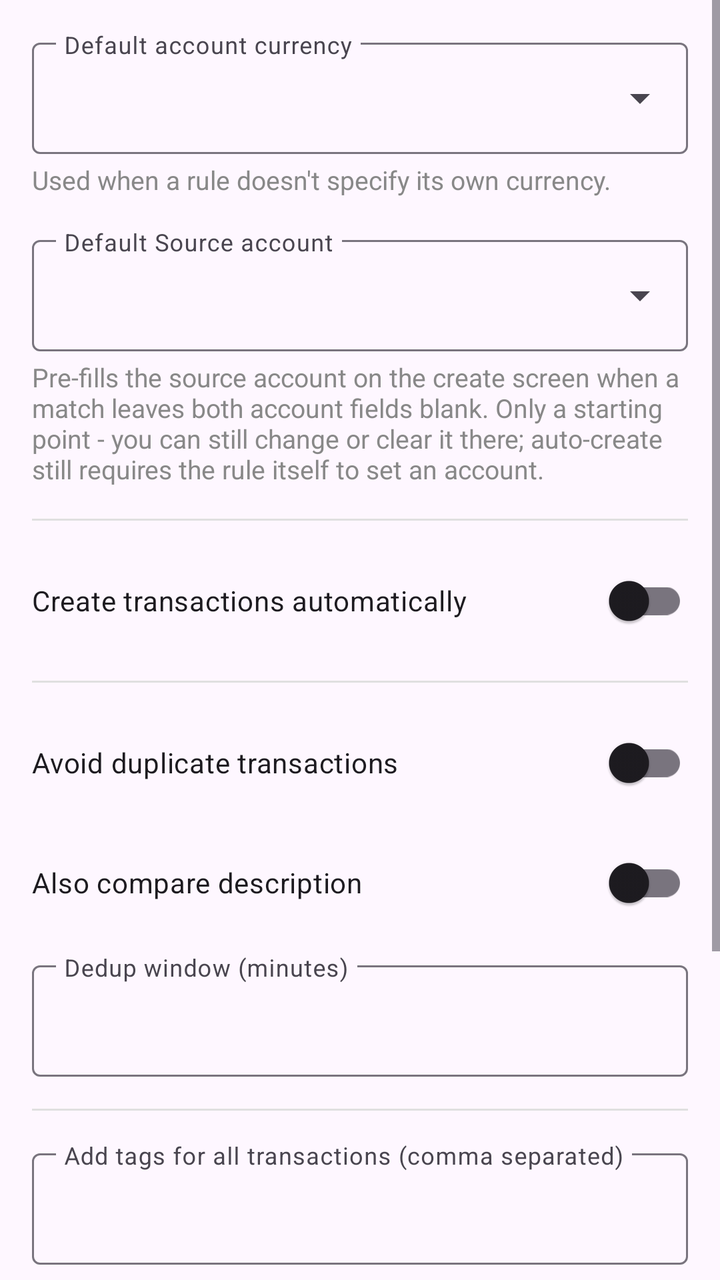
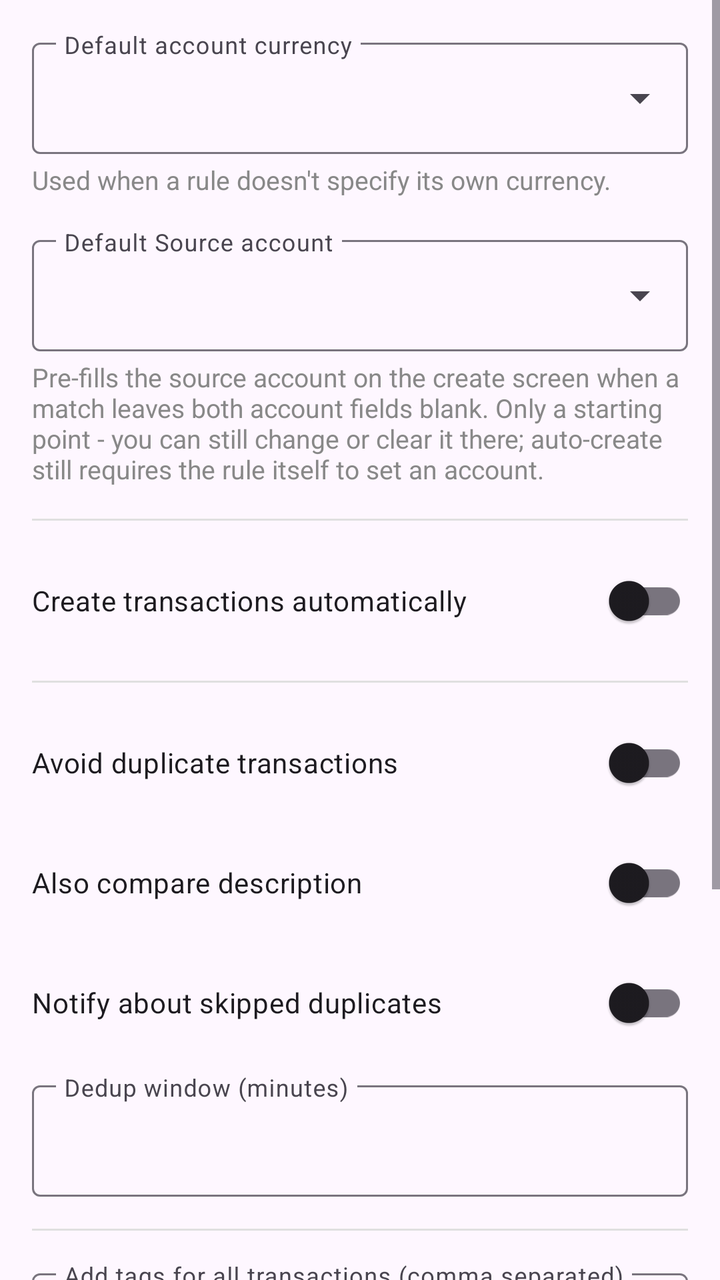

Compare the two renders of this Android layout. The source of the first and the diff that turns it into the second are given below.
<!-- AndroidManifest.xml: application theme Theme.FfNotifyImporter -->
<!-- res/layout/fragment_transaction_creation.xml -->
<?xml version="1.0" encoding="utf-8"?>
<ScrollView xmlns:android="http://schemas.android.com/apk/res/android"
    xmlns:app="http://schemas.android.com/apk/res-auto"
    android:layout_width="match_parent"
    android:layout_height="match_parent">

    <LinearLayout
        android:layout_width="match_parent"
        android:layout_height="wrap_content"
        android:orientation="vertical"
        android:padding="16dp">

        <com.google.android.material.textfield.TextInputLayout
            android:id="@+id/defaultAccountCurrencyLayout"
            android:layout_width="match_parent"
            android:layout_height="wrap_content"
            android:layout_marginBottom="4dp"
            android:hint="@string/firefly_field_default_account_currency"
            app:expandedHintEnabled="false"
            app:endIconMode="custom"
            app:endIconDrawable="@drawable/ic_dropdown"
            app:endIconContentDescription="@string/rule_pick_currency">

            <com.google.android.material.textfield.TextInputEditText
                android:id="@+id/defaultAccountCurrencyInput"
                android:layout_width="match_parent"
                android:layout_height="wrap_content" />

        </com.google.android.material.textfield.TextInputLayout>

        <TextView
            android:layout_width="match_parent"
            android:layout_height="wrap_content"
            android:layout_marginBottom="16dp"
            android:text="@string/firefly_field_default_account_currency_hint"
            android:textColor="#888888"
            android:textSize="13sp" />

        <com.google.android.material.textfield.TextInputLayout
            android:id="@+id/defaultSourceAccountLayout"
            android:layout_width="match_parent"
            android:layout_height="wrap_content"
            android:layout_marginBottom="4dp"
            android:hint="@string/firefly_field_default_source_account"
            app:expandedHintEnabled="false"
            app:endIconMode="custom"
            app:endIconDrawable="@drawable/ic_dropdown"
            app:endIconContentDescription="@string/rule_pick_account">

            <com.google.android.material.textfield.TextInputEditText
                android:id="@+id/defaultSourceAccountInput"
                android:layout_width="match_parent"
                android:layout_height="wrap_content" />

        </com.google.android.material.textfield.TextInputLayout>

        <TextView
            android:layout_width="match_parent"
            android:layout_height="wrap_content"
            android:layout_marginBottom="16dp"
            android:text="@string/firefly_field_default_source_account_hint"
            android:textColor="#888888"
            android:textSize="13sp" />

        <View
            android:layout_width="match_parent"
            android:layout_height="1dp"
            android:layout_marginBottom="16dp"
            android:background="#E0E0E0" />

        <com.google.android.material.switchmaterial.SwitchMaterial
            android:id="@+id/autoCreateSwitch"
            android:layout_width="match_parent"
            android:layout_height="wrap_content"
            android:layout_marginBottom="16dp"
            android:text="@string/firefly_auto_create" />

        <View
            android:layout_width="match_parent"
            android:layout_height="1dp"
            android:layout_marginBottom="16dp"
            android:background="#E0E0E0" />

        <com.google.android.material.switchmaterial.SwitchMaterial
            android:id="@+id/dedupEnabledSwitch"
            android:layout_width="match_parent"
            android:layout_height="wrap_content"
            android:layout_marginBottom="12dp"
            android:text="@string/firefly_dedup_enabled" />

        <com.google.android.material.switchmaterial.SwitchMaterial
            android:id="@+id/dedupIncludeDescriptionSwitch"
            android:layout_width="match_parent"
            android:layout_height="wrap_content"
            android:layout_marginBottom="12dp"
            android:text="@string/firefly_dedup_include_description" />

        <com.google.android.material.textfield.TextInputLayout
            android:id="@+id/dedupWindowLayout"
            android:layout_width="match_parent"
            android:layout_height="wrap_content"
            android:layout_marginBottom="16dp"
            android:hint="@string/firefly_field_dedup_window"
            app:expandedHintEnabled="false">

            <com.google.android.material.textfield.TextInputEditText
                android:id="@+id/dedupWindowInput"
                android:layout_width="match_parent"
                android:layout_height="wrap_content"
                android:inputType="number" />

        </com.google.android.material.textfield.TextInputLayout>

        <View
            android:layout_width="match_parent"
            android:layout_height="1dp"
            android:layout_marginBottom="16dp"
            android:background="#E0E0E0" />

        <com.google.android.material.textfield.TextInputLayout
            android:layout_width="match_parent"
            android:layout_height="wrap_content"
            android:layout_marginBottom="4dp"
            android:hint="@string/firefly_field_all_transactions_tags"
            app:expandedHintEnabled="false">

            <com.google.android.material.textfield.TextInputEditText
                android:id="@+id/allTransactionsTagInput"
                android:layout_width="match_parent"
                android:layout_height="wrap_content" />

        </com.google.android.material.textfield.TextInputLayout>

        <TextView
            android:layout_width="match_parent"
            android:layout_height="wrap_content"
            android:layout_marginBottom="16dp"
            android:text="@string/firefly_field_all_transactions_tags_hint"
            android:textColor="#888888"
            android:textSize="13sp" />

        <com.google.android.material.textfield.TextInputLayout
            android:layout_width="match_parent"
            android:layout_height="wrap_content"
            android:layout_marginBottom="4dp"
            android:hint="@string/firefly_field_approx_tag"
            app:expandedHintEnabled="false">

            <com.google.android.material.textfield.TextInputEditText
                android:id="@+id/approxTagInput"
                android:layout_width="match_parent"
                android:layout_height="wrap_content" />

        </com.google.android.material.textfield.TextInputLayout>

        <TextView
            android:layout_width="match_parent"
            android:layout_height="wrap_content"
            android:layout_marginBottom="16dp"
            android:text="@string/firefly_field_approx_tag_hint"
            android:textColor="#888888"
            android:textSize="13sp" />

    </LinearLayout>

</ScrollView>
<!-- resources referenced by this layout -->
<resources>
  <!-- drawable ic_dropdown (drawable) -->
  <?xml version="1.0" encoding="utf-8"?>
  <vector xmlns:android="http://schemas.android.com/apk/res/android"
      android:width="24dp"
      android:height="24dp"
      android:viewportWidth="24"
      android:viewportHeight="24"
      android:tint="?attr/colorOnSurfaceVariant">
      <path
          android:fillColor="#FF000000"
          android:pathData="M7,10l5,5 5,-5z" />
  </vector>
  <string name="firefly_auto_create">Create transactions automatically</string>
  <string name="firefly_dedup_enabled">Avoid duplicate transactions</string>
  <string name="firefly_dedup_include_description">Also compare description</string>
  <string name="firefly_field_all_transactions_tags">Add tags for all transactions (comma separated)</string>
  <string name="firefly_field_all_transactions_tags_hint">e.g. firefly-importer, bank-import - added to every transaction this app creates, regardless of which rule matched</string>
  <string name="firefly_field_approx_tag">Approximate-conversion tag</string>
  <string name="firefly_field_approx_tag_hint">e.g. fx-approx - for transactions in a currency different from the account\'s own currency, applied when the amount had to be computed from a fetched exchange rate</string>
  <string name="firefly_field_dedup_window">Dedup window (minutes)</string>
  <string name="firefly_field_default_account_currency">Default account currency</string>
  <string name="firefly_field_default_account_currency_hint">Used when a rule doesn\'t specify its own currency.</string>
  <string name="firefly_field_default_source_account">Default Source account</string>
  <string name="firefly_field_default_source_account_hint">Pre-fills the source account on the create screen when a match leaves both account fields blank. Only a starting point - you can still change or clear it there; auto-create still requires the rule itself to set an account.</string>
  <string name="rule_pick_account">Pick account</string>
  <string name="rule_pick_currency">Pick currency</string>
  <style name="Theme.FfNotifyImporter" parent="Theme.Material3.DayNight.NoActionBar" />
</resources>

<!-- the commit's change to res/layout/fragment_transaction_creation.xml (unified diff, before → after) -->
@@ -95,6 +95,13 @@
             android:layout_marginBottom="12dp"
             android:text="@string/firefly_dedup_include_description" />
 
+        <com.google.android.material.switchmaterial.SwitchMaterial
+            android:id="@+id/notifySkippedDuplicatesSwitch"
+            android:layout_width="match_parent"
+            android:layout_height="wrap_content"
+            android:layout_marginBottom="12dp"
+            android:text="@string/firefly_notify_skipped_duplicates" />
+
         <com.google.android.material.textfield.TextInputLayout
             android:id="@+id/dedupWindowLayout"
             android:layout_width="match_parent"
<!-- resource entries referenced after the edit -->
@@ -24,6 +24,7 @@
   <string name="firefly_field_default_account_currency_hint">Used when a rule doesn\'t specify its own currency.</string>
   <string name="firefly_field_default_source_account">Default Source account</string>
   <string name="firefly_field_default_source_account_hint">Pre-fills the source account on the create screen when a match leaves both account fields blank. Only a starting point - you can still change or clear it there; auto-create still requires the rule itself to set an account.</string>
+  <string name="firefly_notify_skipped_duplicates">Notify about skipped duplicates</string>
   <string name="rule_pick_account">Pick account</string>
   <string name="rule_pick_currency">Pick currency</string>
   <style name="Theme.FfNotifyImporter" parent="Theme.Material3.DayNight.NoActionBar" />
